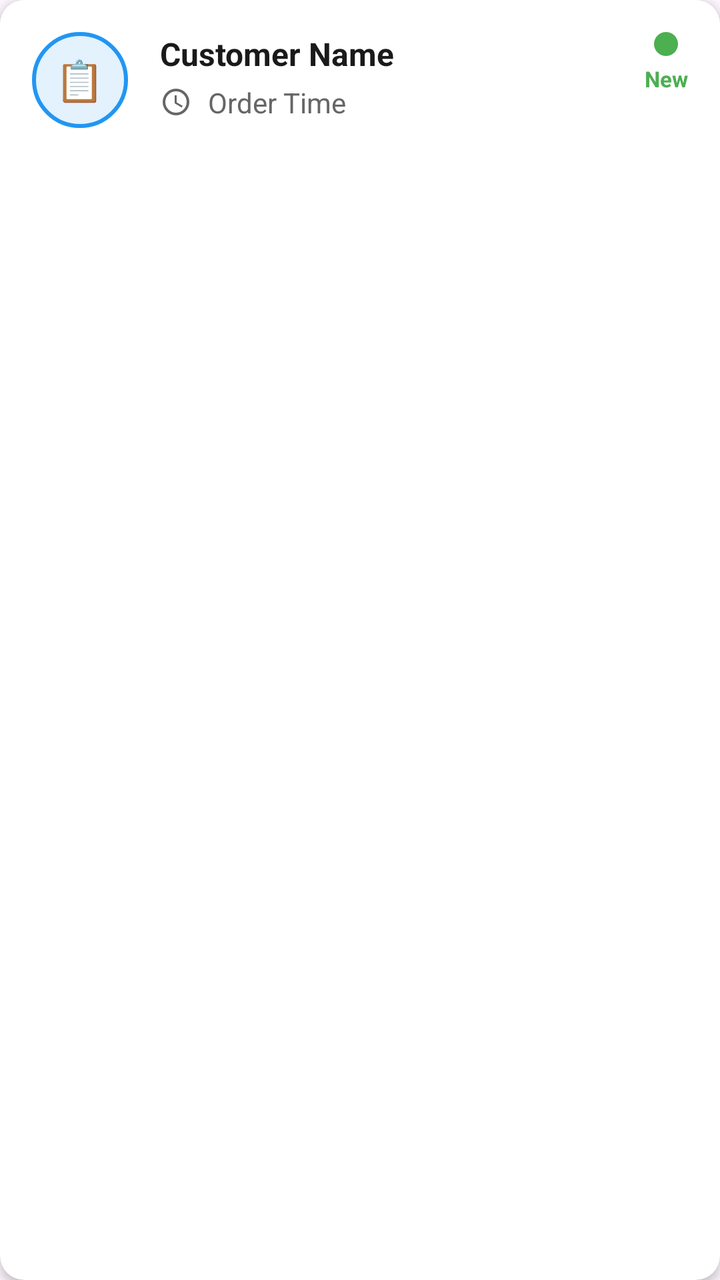
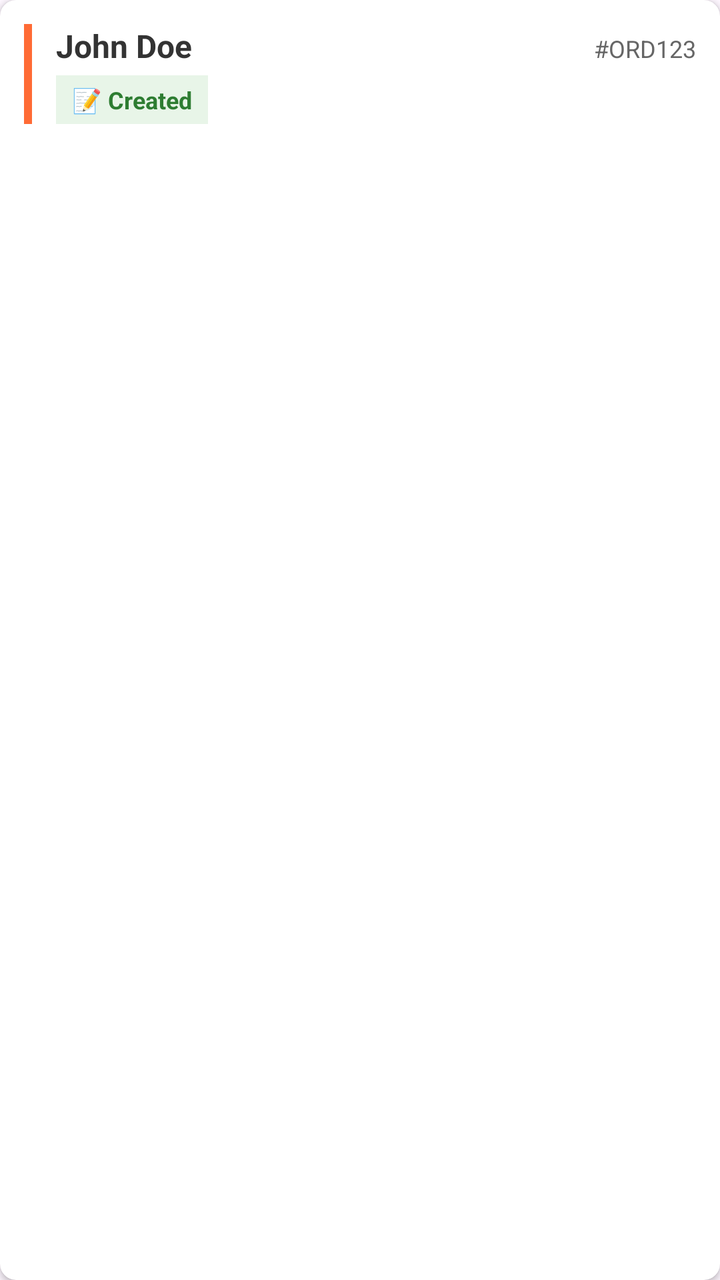

Screens rendered from an Android XML layout before and after an edit, with the pre-edit source and the edit as a unified diff.
<!-- AndroidManifest.xml: application theme Theme.Pizzar11 -->
<!-- res/layout/item_order_card.xml -->
<?xml version="1.0" encoding="utf-8"?>
<androidx.cardview.widget.CardView
    xmlns:android="http://schemas.android.com/apk/res/android"
    xmlns:app="http://schemas.android.com/apk/res-auto"
    android:layout_width="match_parent"
    android:layout_height="wrap_content"
    android:layout_margin="4dp"
    app:cardCornerRadius="12dp"
    app:cardElevation="3dp"
    android:foreground="?android:attr/selectableItemBackground">

    <LinearLayout
        android:layout_width="match_parent"
        android:layout_height="wrap_content"
        android:orientation="horizontal"
        android:padding="16dp"
        android:background="@drawable/card_ripple_effect">

        
        <LinearLayout
            android:layout_width="48dp"
            android:layout_height="48dp"
            android:background="@drawable/order_icon_bg"
            android:gravity="center"
            android:layout_marginEnd="16dp">

            <TextView
                android:layout_width="wrap_content"
                android:layout_height="wrap_content"
                android:text="📋"
                android:textSize="20sp" />

        </LinearLayout>

        
        <LinearLayout
            android:layout_width="0dp"
            android:layout_height="wrap_content"
            android:layout_weight="1"
            android:orientation="vertical">

            <TextView
                android:id="@+id/tvCustomerName"
                android:layout_width="wrap_content"
                android:layout_height="wrap_content"
                android:text="Customer Name"
                android:textSize="16sp"
                android:textStyle="bold"
                android:textColor="#1A1A1A"
                android:maxLines="1"
                android:ellipsize="end" />

            <TextView
                android:id="@+id/tvOrderTime"
                android:layout_width="wrap_content"
                android:layout_height="wrap_content"
                android:text="Order Time"
                android:textSize="14sp"
                android:textColor="#666666"
                android:layout_marginTop="4dp"
                android:drawableStart="@drawable/time_icon"
                android:drawablePadding="8dp"
                android:gravity="center_vertical" />

        </LinearLayout>

        
        <LinearLayout
            android:layout_width="wrap_content"
            android:layout_height="wrap_content"
            android:orientation="vertical"
            android:gravity="center">

            <View
                android:layout_width="12dp"
                android:layout_height="12dp"
                android:background="@drawable/status_indicator"
                android:layout_marginBottom="4dp" />

            <TextView
                android:layout_width="wrap_content"
                android:layout_height="wrap_content"
                android:text="New"
                android:textSize="11sp"
                android:textColor="#4CAF50"
                android:textStyle="bold" />

        </LinearLayout>

    </LinearLayout>

</androidx.cardview.widget.CardView>
<!-- resources referenced by this layout -->
<resources>
  <!-- drawable card_ripple_effect (drawable) -->
  <?xml version="1.0" encoding="utf-8"?>
  <ripple xmlns:android="http://schemas.android.com/apk/res/android"
      android:color="#E0E0E0">
      <item>
          <shape android:shape="rectangle">
              <solid android:color="#FFFFFF" />
              <corners android:radius="12dp" />
          </shape>
      </item>
  </ripple>
  <!-- drawable order_icon_bg (drawable) -->
  <?xml version="1.0" encoding="utf-8"?>
  <shape xmlns:android="http://schemas.android.com/apk/res/android"
      android:shape="oval">
      <solid android:color="#E3F2FD" />
      <stroke
          android:width="2dp"
          android:color="#2196F3" />
  </shape>
  <!-- drawable status_indicator (drawable) -->
  <?xml version="1.0" encoding="utf-8"?>
  <shape xmlns:android="http://schemas.android.com/apk/res/android"
      android:shape="oval">
      <solid android:color="#4CAF50" />
  </shape>
  <!-- drawable time_icon (drawable) -->
  <vector xmlns:android="http://schemas.android.com/apk/res/android"
      android:width="16dp"
      android:height="16dp"
      android:viewportWidth="24"
      android:viewportHeight="24">
      <path
          android:fillColor="#666666"
          android:pathData="M12,2A10,10 0 0,0 2,12A10,10 0 0,0 12,22A10,10 0 0,0 22,12A10,10 0 0,0 12,2M12,4A8,8 0 0,1 20,12A8,8 0 0,1 12,20A8,8 0 0,1 4,12A8,8 0 0,1 12,4M12.5,7V12.25L17,14.92L16.25,16.15L11,13V7H12.5Z" />
  </vector>
  <style name="Theme.Pizzar11" parent="Base.Theme.Pizzar11" />
  <style name="Base.Theme.Pizzar11" parent="Theme.Material3.DayNight.NoActionBar">
          
          
      </style>
</resources>

<!-- the commit's change to res/layout/item_order_card.xml (unified diff, before → after) -->
@@ -1,92 +1,73 @@
 <?xml version="1.0" encoding="utf-8"?>
-<androidx.cardview.widget.CardView
-    xmlns:android="http://schemas.android.com/apk/res/android"
+<androidx.cardview.widget.CardView xmlns:android="http://schemas.android.com/apk/res/android"
     xmlns:app="http://schemas.android.com/apk/res-auto"
     android:layout_width="match_parent"
     android:layout_height="wrap_content"
-    android:layout_margin="4dp"
-    app:cardCornerRadius="12dp"
-    app:cardElevation="3dp"
-    android:foreground="?android:attr/selectableItemBackground">
+    android:layout_margin="8dp"
+    app:cardCornerRadius="8dp"
+    app:cardElevation="2dp"
+    android:foreground="?android:attr/selectableItemBackground"
+    android:clickable="true">
 
     <LinearLayout
         android:layout_width="match_parent"
         android:layout_height="wrap_content"
         android:orientation="horizontal"
-        android:padding="16dp"
-        android:background="@drawable/card_ripple_effect">
+        android:padding="12dp">
+
+        
+        <View
+            android:id="@+id/statusColorBar"
+            android:layout_width="4dp"
+            android:layout_height="match_parent"
+            android:layout_marginEnd="12dp"
+            android:background="#FF6B35" />
 
         
         <LinearLayout
-            android:layout_width="48dp"
-            android:layout_height="48dp"
-            android:background="@drawable/order_icon_bg"
-            android:gravity="center"
-            android:layout_marginEnd="16dp">
+            android:layout_width="match_parent"
+            android:layout_height="wrap_content"
+            android:orientation="vertical">
+
+            <LinearLayout
+                android:layout_width="match_parent"
+                android:layout_height="wrap_content"
+                android:orientation="horizontal">
+
+                <TextView
+                    android:id="@+id/customerNameText"
+                    android:layout_width="0dp"
+                    android:layout_height="wrap_content"
+                    android:layout_weight="1"
+                    android:text="John Doe"
+                    android:textColor="#333333"
+                    android:textSize="16sp"
+                    android:textStyle="bold" />
+
+                <TextView
+                    android:id="@+id/orderIdText"
+                    android:layout_width="wrap_content"
+                    android:layout_height="wrap_content"
+                    android:text="#ORD123"
+                    android:textColor="#666666"
+                    android:textSize="12sp" />
+            </LinearLayout>
 
             <TextView
+                android:id="@+id/statusText"
                 android:layout_width="wrap_content"
                 android:layout_height="wrap_content"
-                android:text="📋"
-                android:textSize="20sp" />
-
-        </LinearLayout>
-
-        
-        <LinearLayout
-            android:layout_width="0dp"
-            android:layout_height="wrap_content"
-            android:layout_weight="1"
-            android:orientation="vertical">
-
-            <TextView
-                android:id="@+id/tvCustomerName"
-                android:layout_width="wrap_content"
-                android:layout_height="wrap_content"
-                android:text="Customer Name"
-                android:textSize="16sp"
-                android:textStyle="bold"
-                android:textColor="#1A1A1A"
-                android:maxLines="1"
-                android:ellipsize="end" />
-
-            <TextView
-                android:id="@+id/tvOrderTime"
-                android:layout_width="wrap_content"
-                android:layout_height="wrap_content"
-                android:text="Order Time"
-                android:textSize="14sp"
-                android:textColor="#666666"
                 android:layout_marginTop="4dp"
-                android:drawableStart="@drawable/time_icon"
-                android:drawablePadding="8dp"
-                android:gravity="center_vertical" />
-
-        </LinearLayout>
-
-        
-        <LinearLayout
-            android:layout_width="wrap_content"
-            android:layout_height="wrap_content"
-            android:orientation="vertical"
-            android:gravity="center">
-
-            <View
-                android:layout_width="12dp"
-                android:layout_height="12dp"
-                android:background="@drawable/status_indicator"
-                android:layout_marginBottom="4dp" />
-
-            <TextView
-                android:layout_width="wrap_content"
-                android:layout_height="wrap_content"
-                android:text="New"
-                android:textSize="11sp"
-                android:textColor="#4CAF50"
+                android:background="#E8F5E8"
+                android:paddingStart="8dp"
+                android:paddingTop="4dp"
+                android:paddingEnd="8dp"
+                android:paddingBottom="4dp"
+                android:text="📝 Created"
+                android:textColor="#2E7D32"
+                android:textSize="12sp"
                 android:textStyle="bold" />
 
         </LinearLayout>
-
     </LinearLayout>
-
 </androidx.cardview.widget.CardView>
<!-- resource entries referenced after the edit -->
@@ -1,41 +1,5 @@
 <!-- resources referenced by this layout -->
 <resources>
-  <!-- drawable card_ripple_effect (drawable) -->
-  <?xml version="1.0" encoding="utf-8"?>
-  <ripple xmlns:android="http://schemas.android.com/apk/res/android"
-      android:color="#E0E0E0">
-      <item>
-          <shape android:shape="rectangle">
-              <solid android:color="#FFFFFF" />
-              <corners android:radius="12dp" />
-          </shape>
-      </item>
-  </ripple>
-  <!-- drawable order_icon_bg (drawable) -->
-  <?xml version="1.0" encoding="utf-8"?>
-  <shape xmlns:android="http://schemas.android.com/apk/res/android"
-      android:shape="oval">
-      <solid android:color="#E3F2FD" />
-      <stroke
-          android:width="2dp"
-          android:color="#2196F3" />
-  </shape>
-  <!-- drawable status_indicator (drawable) -->
-  <?xml version="1.0" encoding="utf-8"?>
-  <shape xmlns:android="http://schemas.android.com/apk/res/android"
-      android:shape="oval">
-      <solid android:color="#4CAF50" />
-  </shape>
-  <!-- drawable time_icon (drawable) -->
-  <vector xmlns:android="http://schemas.android.com/apk/res/android"
-      android:width="16dp"
-      android:height="16dp"
-      android:viewportWidth="24"
-      android:viewportHeight="24">
-      <path
-          android:fillColor="#666666"
-          android:pathData="M12,2A10,10 0 0,0 2,12A10,10 0 0,0 12,22A10,10 0 0,0 22,12A10,10 0 0,0 12,2M12,4A8,8 0 0,1 20,12A8,8 0 0,1 12,20A8,8 0 0,1 4,12A8,8 0 0,1 12,4M12.5,7V12.25L17,14.92L16.25,16.15L11,13V7H12.5Z" />
-  </vector>
   <style name="Theme.Pizzar11" parent="Base.Theme.Pizzar11" />
   <style name="Base.Theme.Pizzar11" parent="Theme.Material3.DayNight.NoActionBar">
           
